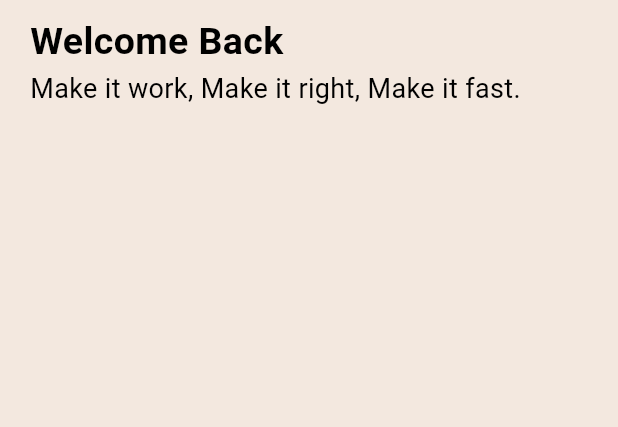
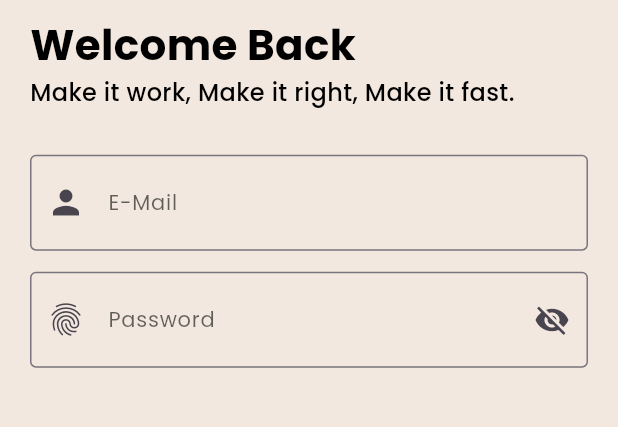
Before and after one commit to Niru-Prajapati/Flutter, a Flutter app: the screen it shows after launch, after a tap on "Login", on a phone screen of 412 x 824 dp, the part 216-643 px from its top. Run offline on Flutter 3.47's test engine with Material 3 defaults, Android fonts, the phone set to English and light mode, and no system bars.

Commit message:
updated login files

```diff
--- /dev/null
+++ b/lib/app_text_styles.dart
@@ -0,0 +1,38 @@
+import 'dart:ui';
+import 'package:flutter/material.dart';
+
+
+class AppTextStyle{
+  AppTextStyle._();
+
+  static TextStyle poppinsRegular=TextStyle(
+    fontFamily:'Poppins',
+    fontSize: 12,
+    color: Colors.black,
+
+  );
+
+  static TextStyle poppinsMedium=TextStyle(
+    fontFamily: 'PoppinsMedium',
+    fontSize: 12,
+    color: Colors.black
+  );
+
+    static TextStyle poppinsBold=TextStyle(
+  fontFamily:'PoppinsBold',
+    fontSize: 12,
+    color: Colors.black
+    );
+
+    static TextStyle poppinsExtraBold=TextStyle(
+    fontFamily:'PoppinsExtraBold',
+    fontSize: 12,
+    color: Colors.black
+    );
+
+    static TextStyle poppinsSemiBold=TextStyle(
+    fontFamily:'PoppinsSemiBold',
+    fontSize: 12,
+    color: Colors.black,
+  );
+}
--- a/lib/login_screen.dart
+++ b/lib/login_screen.dart
@@ -1,4 +1,5 @@
 import 'package:flutter/material.dart';
+import 'package:youtube/app_text_styles.dart';
 
 class LoginScreen extends StatefulWidget {
   const LoginScreen({super.key});
@@ -8,6 +9,9 @@ class LoginScreen extends StatefulWidget {
 }
 
 class _LoginScreenState extends State<LoginScreen> {
+  final emailController=TextEditingController();
+  final passwordController=TextEditingController();
+  bool isObscure=true;
   @override
   Widget build(BuildContext context) {
     return Scaffold(
@@ -26,19 +30,83 @@ class _LoginScreenState extends State<LoginScreen> {
           SizedBox(height: 10),
           Text(
             'Welcome Back',
-            style: TextStyle(
-              fontWeight: FontWeight.bold,
-              fontSize: 25,
-              color: Colors.black,
+            style: AppTextStyle.poppinsBold.copyWith(fontSize: 28),
 
             ),
-          ),
           Text(
             'Make it work, Make it right, Make it fast.',
-            style: TextStyle(fontSize: 18, color: Colors.black),
+            style: AppTextStyle.poppinsMedium.copyWith(fontSize: 16),
+
           ),
-        ]
+          SizedBox(height: 30),
+          TextFormField(
+            style: AppTextStyle.poppinsRegular.copyWith(fontSize: 16),
+            keyboardType: TextInputType.emailAddress,
+            controller: emailController,
+            decoration: InputDecoration(
+              hintText: 'E-Mail',
+                hintStyle:AppTextStyle.poppinsRegular.copyWith(
+                  fontSize: 14,
+                  color: Colors.black.withOpacity(0.6),
+                ),
+              border: OutlineInputBorder(
+                borderSide: BorderSide(
+                  color: Colors.grey,width: 1
+                ),
+              ),
+              focusedBorder:  OutlineInputBorder(
+                borderSide: BorderSide(
+                    color: Colors.grey,width: 1),
+                borderRadius: BorderRadius.all(Radius.circular(8)),
+            ),
+              contentPadding: EdgeInsets.symmetric(
+                horizontal: 10,
+                vertical: 20,
+              ),
+              prefixIcon: Icon(Icons.person,size: 26,),
+          ),
+            ),
+          SizedBox(height: 14,),
+          TextFormField(
+            style: AppTextStyle.poppinsRegular.copyWith(fontSize: 16),
+            controller: passwordController,
+            obscureText: isObscure,
+            decoration: InputDecoration(
+              hintText: 'Password',
+              hintStyle:AppTextStyle.poppinsRegular.copyWith(
+                fontSize: 14,
+                color: Colors.black.withOpacity(0.6),
+              ),
+              border: OutlineInputBorder(
+                borderSide: BorderSide(
+                    color: Colors.grey,width: 1
+                ),
+              ),
+              focusedBorder:  OutlineInputBorder(
+                borderSide: BorderSide(
+                    color: Colors.grey,width: 1),
+                borderRadius: BorderRadius.all(Radius.circular(8)),
+              ),
+              contentPadding: EdgeInsets.symmetric(
+                horizontal: 10,
+                vertical: 20,
+              ),
+              prefixIcon: Icon(Icons.fingerprint,size: 26,),
+              suffixIcon: IconButton(onPressed: () {
+                setState(() {
+                  isObscure = !isObscure;
+                });
+
+              },
+                  icon: Icon(
+                      isObscure ? Icons.visibility_off: Icons.visibility),
+              ),
+            ),
+          ),
+        ],
+
       ),
-      ));
+      ),
+    );
   }
 }
```
Also changed, not shown: pubspec.yaml (+21 -11 lines), fonts/Poppins/Poppins-Bold.ttf (added), fonts/Poppins/Poppins-ExtraBold.ttf (added), fonts/Poppins/Poppins-Medium.ttf (added), fonts/Poppins/Poppins-Regular.ttf (added), fonts/Poppins/Poppins-SemiBold.ttf (added).
